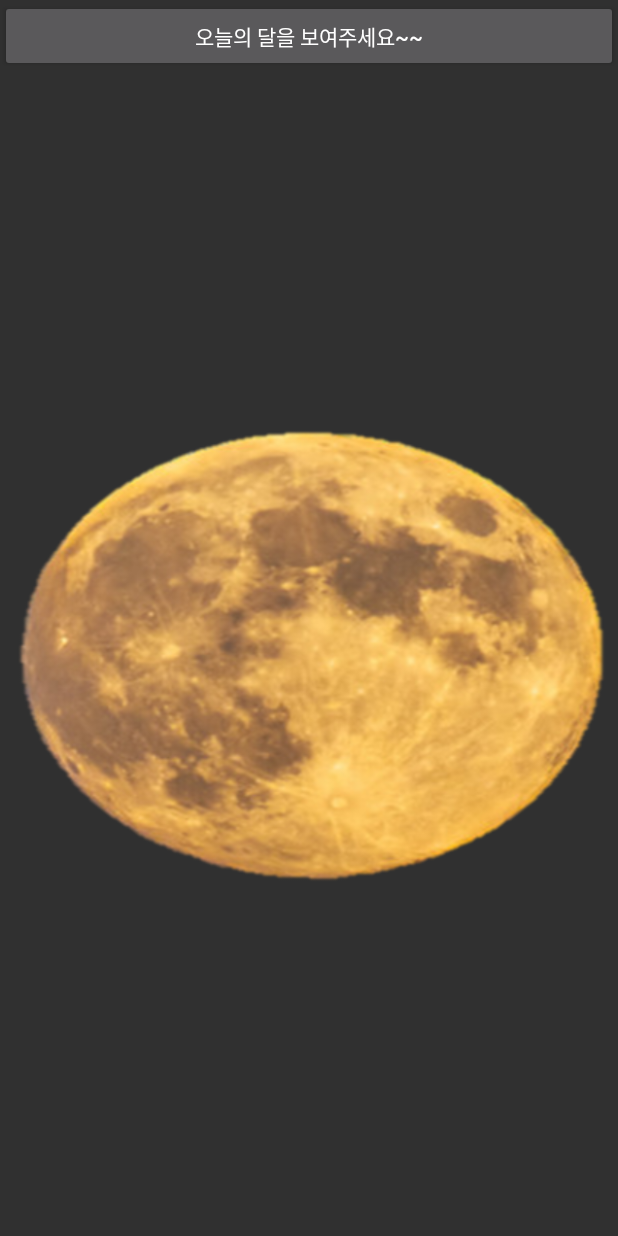
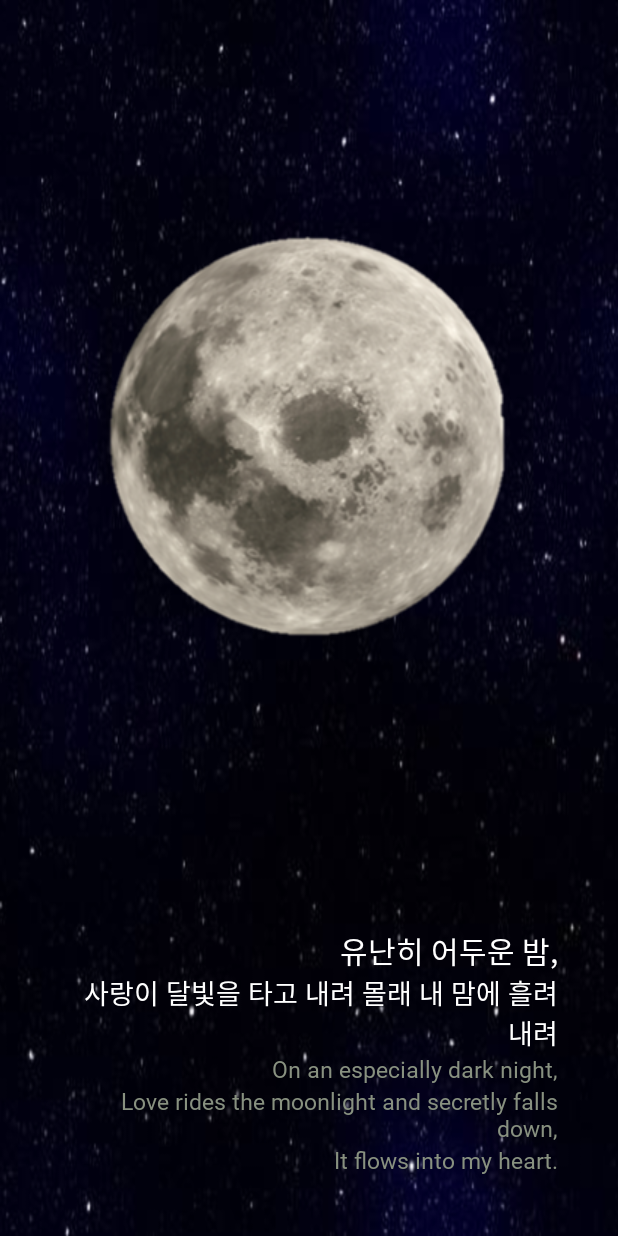
Before and after one commit to Sunaaaa/MoonApplication, an Android app: the screen it shows after launch (MainActivity), on a phone screen of 412 x 824 dp. Run offline under Robolectric (Android 15) with nearby library versions, the phone set to English and light mode, and no system bars; pictures from the network do not load.

Commit message:
modify 달 사진 add gif modify SplashActivity에 이미지 아닌 gif로 변경 add font - 로고 전용 (logotext.ttf) & 필기체 (pillgee.ttf)

```diff
--- a/app/build.gradle
+++ b/app/build.gradle
@@ -27,4 +27,5 @@ dependencies {
     androidTestImplementation 'androidx.test:runner:1.2.0'
     androidTestImplementation 'androidx.test.espresso:espresso-core:3.2.0'
     implementation files('libs/jackson-annotations-2.8.1.jar')
+    implementation 'com.github.bumptech.glide:glide:4.9.0'
 }
--- a/app/src/main/AndroidManifest.xml
+++ b/app/src/main/AndroidManifest.xml
@@ -17,7 +17,7 @@
 
         <activity
             android:name=".SplashActivity"
-            android:theme="@style/SplashTheme">
+            android:theme="@style/AppTheme">
             <intent-filter>
                 <action android:name="android.intent.action.MAIN" />
 
--- a/app/src/main/java/com/example/moonapplication/SplashActivity.java
+++ b/app/src/main/java/com/example/moonapplication/SplashActivity.java
@@ -2,8 +2,15 @@ package com.example.moonapplication;
 
 import androidx.appcompat.app.AppCompatActivity;
 
+import android.content.ComponentName;
 import android.content.Intent;
+import android.content.SharedPreferences;
 import android.os.Bundle;
+import android.os.Handler;
+import android.util.Log;
+import android.widget.ImageView;
+
+import com.bumptech.glide.Glide;
 
 public class SplashActivity extends AppCompatActivity {
 
@@ -12,9 +19,36 @@ public class SplashActivity extends AppCompatActivity {
         super.onCreate(savedInstanceState);
         setContentView(R.layout.activity_splash);
 
-        Intent intent = new Intent(this, MainActivity.class);
-        intent.putExtra("state", "launch");
-        startActivity(intent);
-        finish();
+        ImageView mImageView = (ImageView) findViewById(R.id.loading_img);
+        Glide.with(this).load(R.raw.moonsplash).into(mImageView);
+
+        Handler mHandler = new Handler();
+        mHandler.postDelayed(new SplashHandler(), 5000);
+        Log.i("OpeningActivity", "OpeningActivity");
+
+    }
+
+    private class SplashHandler implements Runnable {
+
+        @Override
+        public void run() {
+            SplashActivity.this.finish();
+
+
+            // 서비스 실행
+//            ComponentName sComponentName = new ComponentName("com.example.myapplication", "com.example.myapplication.BodyShopService");
+//            i.setComponent(sComponentName);
+//            startService(i);
+
+//            ComponentName sComponentName = new ComponentName("com.example.myapplication", "com.example.myapplication.BodyShopService");
+            startActivity(new Intent(getApplicationContext(), MainActivity.class));
+            SplashActivity.this.finish();
+
+        }
+    }
+
+    @Override
+    public void onBackPressed() {
+        //초반 플래시 화면에서 넘어갈때 뒤로가기 버튼 못누르게 함
     }
 }
--- a/app/src/main/res/drawable/background_splash.xml
+++ /dev/null
@@ -1,12 +0,0 @@
-<?xml version="1.0" encoding="utf-8"?>
-<layer-list xmlns:android="http://schemas.android.com/apk/res/android">
-    <!-- 배경 -->
-    <item
-        android:drawable="@color/navy"/>
-    <!-- 로고 -->
-    <item>
-        <bitmap
-            android:gravity="center"
-            android:src="@mipmap/moon"/>
-    </item>
-</layer-list>
--- a/app/src/main/res/layout/activity_main.xml
+++ b/app/src/main/res/layout/activity_main.xml
@@ -1,21 +1,84 @@
 <?xml version="1.0" encoding="utf-8"?>
-<LinearLayout android:layout_height="match_parent"
+<LinearLayout xmlns:android="http://schemas.android.com/apk/res/android"
     android:layout_width="match_parent"
-    android:orientation="vertical"
-    xmlns:android="http://schemas.android.com/apk/res/android" >
+    android:layout_height="match_parent"
+    android:background="@drawable/bg"
 
-    <Button
-        android:id="@+id/btn"
-        android:text="오늘의 달을 보여주세요~~"
+    android:orientation="vertical">
+
+    <LinearLayout
+        android:layout_weight="1"
         android:layout_width="match_parent"
-        android:layout_height="wrap_content" />
+        android:layout_height="wrap_content"
+        android:gravity="center"
+        android:layout_gravity="center"
+        android:orientation="vertical">
 
-    <ImageView
-        android:src="@drawable/fullmoon"
-        android:id="@+id/moon"
+        <ImageView
+            android:id="@+id/moon"
+            android:src="@drawable/logomoon"
+            android:layout_width="wrap_content"
+            android:layout_height="wrap_content"/>
+
+    </LinearLayout>
+
+    <LinearLayout
+        android:layout_margin="30dp"
+        android:padding="10dp"
         android:layout_width="match_parent"
-        android:layout_height="match_parent" />
+        android:layout_height="wrap_content"
+        android:orientation="vertical">
 
+        <TextView
+            android:textAlignment="viewEnd"
+            android:id="@+id/word"
+            android:fontFamily="@font/pillgee"
+            android:layout_width="match_parent"
+            android:layout_height="wrap_content"
+            android:text="유난히 어두운 밤,"
+            android:textColor="@android:color/white"
+            android:textSize="20dp" />
 
+        <TextView
+            android:textAlignment="viewEnd"
+            android:id="@+id/word2"
+            android:fontFamily="@font/pillgee"
+            android:layout_width="match_parent"
+            android:layout_height="wrap_content"
+            android:text="사랑이 달빛을 타고 내려 몰래 내 맘에 흘려내려"
+            android:textColor="@android:color/white"
+            android:textSize="18dp" />
+
+        <TextView
+            android:textAlignment="viewEnd"
+            android:id="@+id/word_en"
+            android:fontFamily="@font/pillgee"
+            android:layout_width="match_parent"
+            android:layout_height="wrap_content"
+            android:text="On an especially dark night,"
+            android:textColor="#889180"
+            android:textSize="15dp" />
+
+        <TextView
+            android:textAlignment="viewEnd"
+            android:id="@+id/word2_en"
+            android:fontFamily="@font/pillgee"
+            android:layout_width="match_parent"
+            android:layout_height="wrap_content"
+            android:text="Love rides the moonlight and secretly falls down,"
+            android:textColor="#889180"
+            android:textSize="15dp" />
+
+        <TextView
+            android:textAlignment="viewEnd"
+            android:id="@+id/word3_en"
+            android:fontFamily="@font/pillgee"
+            android:layout_width="match_parent"
+            android:layout_height="wrap_content"
+            android:text="It flows into my heart."
+            android:textColor="#889180"
+            android:textSize="15dp" />
+
+    </LinearLayout>
 
 </LinearLayout>
--- a/app/src/main/res/values/colors.xml
+++ b/app/src/main/res/values/colors.xml
@@ -4,4 +4,6 @@
     <color name="navy">#05436D</color>
     <color name="colorPrimaryDark">#00574B</color>
     <color name="colorAccent">#D81B60</color>
+    <color name="dark">#030117</color>
+
 </resources>
--- a/app/src/main/res/values/styles.xml
+++ b/app/src/main/res/values/styles.xml
@@ -3,15 +3,9 @@
     <!-- Base application theme. -->
     <style name="AppTheme" parent="Theme.AppCompat.NoActionBar">
         <!-- Customize your theme here. -->
-        <item name="colorPrimary">@color/colorPrimary</item>
+        <item name="colorPrimary">@color/dark</item>
         <item name="colorPrimaryDark">@color/colorPrimaryDark</item>
         <item name="colorAccent">@color/colorAccent</item>
     </style>
 
-    <style name="SplashTheme" parent="Theme.AppCompat.NoActionBar">
-        <item name="android:windowBackground">@drawable/background_splash</item>
-    </style>
-    <style name="SplashTheme_gif" parent="Theme.AppCompat.NoActionBar">
-        <item name="android:windowBackground">@drawable/background_splash</item>
-    </style>
 </resources>
```
Also changed, not shown: app/src/main/java/com/example/moonapplication/MainActivity.java (+0 -15 lines), app/src/main/res/layout/activity_splash.xml (+37 -6 lines), app/src/main/res/drawable/bg.png (added), app/src/main/res/drawable/logomoon.png (added), app/src/main/res/drawable/logomoon_bright.png (added), app/src/main/res/raw/moonsplash.gif (added), 2 other files.
